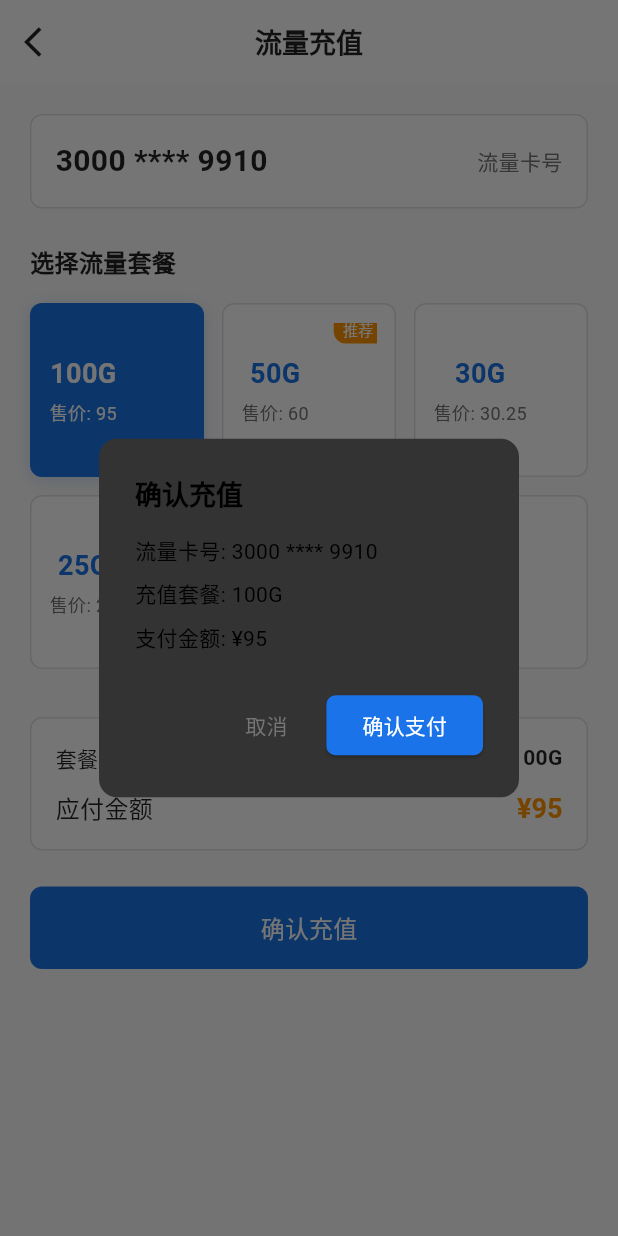
After one commit to Wu-An-Jun/smart_m, a Flutter app: the DataRechargePage screen opened by its route, after a tap on "确认充值", on a phone screen of 412 x 824 dp. The commit adds this screen. Run offline on Flutter 3.47's test engine with Material 3 defaults, Android fonts, the phone set to English and light mode, and no system bars; our stand-ins replace chewie, dio, flutter_markdown, flutter_svg, geocoding, geolocator and 7 more; missing offline and left inert: fl_amap, mobile_scanner; accounts and stored records are empty.

Commit message:
准备进行百度flutter接入，先mark一下

```diff
--- a/lib/routes/app_pages.dart
+++ b/lib/routes/app_pages.dart
@@ -6,6 +6,7 @@ import 'package:test_rec/routes/amap_geofence_test_page.dart';
 import 'package:test_rec/routes/app_routes.dart';
 import 'package:test_rec/routes/assistant_page.dart';
 import 'package:test_rec/routes/automation_creation_page.dart';
+import 'package:test_rec/routes/data_recharge_page.dart';
 import 'package:test_rec/routes/device_list_page.dart';
 import 'package:test_rec/routes/device_management_page.dart';
 import 'package:test_rec/routes/device_management_demo_page.dart';
@@ -47,6 +48,7 @@ abstract class AppPages {
     GetPage(name: AppRoutes.deviceLocationMap, page: () => const DeviceLocationMapPage()),
     GetPage(name: AppRoutes.smartLife, page: () => const SmartLifePage()),
     GetPage(name: AppRoutes.service, page: () => const ServicePage()),
+    GetPage(name: AppRoutes.dataRecharge, page: () => const DataRechargePage()),
     GetPage(name: AppRoutes.notifications, page: () => NotificationPage()),
     GetPage(
       name: AppRoutes.aiAssistantTest,
--- a/lib/routes/app_routes.dart
+++ b/lib/routes/app_routes.dart
@@ -16,6 +16,7 @@ abstract class AppRoutes {
   static const deviceLocationMap = '/device-location-map';
   static const smartLife = '/smart-life';
   static const service = '/service';
+  static const dataRecharge = '/data-recharge';
   static const notifications = '/notifications';
 
   // 智能家居相关路由
--- /dev/null
+++ b/lib/routes/data_recharge_page.dart
@@ -0,0 +1,478 @@
+import 'package:flutter/material.dart';
+import 'package:flutter/services.dart';
+
+class DataRechargePage extends StatefulWidget {
+  const DataRechargePage({super.key});
+
+  @override
+  State<DataRechargePage> createState() => _DataRechargePageState();
+}
+
+class _DataRechargePageState extends State<DataRechargePage> {
+  String selectedPackage = '100G';
+  double selectedPrice = 95.0;
+
+  final List<DataPackage> packages = [
+    DataPackage(data: '100G', price: 95.0, isSelected: true),
+    DataPackage(data: '50G', price: 60.0, isRecommended: true),
+    DataPackage(data: '30G', price: 30.25),
+    DataPackage(data: '25G', price: 25.0),
+    DataPackage(data: '10G', price: 18.0),
+    DataPackage(data: '3G', price: 10.0),
+  ];
+
+  @override
+  Widget build(BuildContext context) {
+    return Scaffold(
+      backgroundColor: Colors.grey[50],
+      appBar: AppBar(
+        backgroundColor: Colors.white,
+        elevation: 0,
+        leading: IconButton(
+          icon: const Icon(Icons.arrow_back_ios, color: Colors.black87),
+          onPressed: () => Navigator.pop(context),
+        ),
+        title: const Text(
+          '流量充值',
+          style: TextStyle(
+            color: Colors.black87,
+            fontSize: 18,
+            fontWeight: FontWeight.w600,
+          ),
+        ),
+        centerTitle: true,
+      ),
+      body: SingleChildScrollView(
+        padding: const EdgeInsets.all(20),
+        child: Column(
+          crossAxisAlignment: CrossAxisAlignment.start,
+          children: [
+            _buildSimCardInfo(),
+            const SizedBox(height: 24),
+            _buildPackageSelection(),
+            const SizedBox(height: 32),
+            _buildPaymentInfo(),
+            const SizedBox(height: 24),
+            _buildConfirmButton(),
+          ],
+        ),
+      ),
+    );
+  }
+
+  Widget _buildSimCardInfo() {
+    return Container(
+      padding: const EdgeInsets.all(16),
+      decoration: BoxDecoration(
+        color: Colors.white,
+        borderRadius: BorderRadius.circular(8),
+        border: Border.all(color: Colors.grey[300]!),
+      ),
+      child: Row(
+        mainAxisAlignment: MainAxisAlignment.spaceBetween,
+        children: [
+          const Text(
+            '3000 **** 9910',
+            style: TextStyle(
+              fontSize: 20,
+              fontWeight: FontWeight.w600,
+              color: Colors.black87,
+            ),
+          ),
+          Text(
+            '流量卡号',
+            style: TextStyle(
+              fontSize: 14,
+              color: Colors.grey[600],
+            ),
+          ),
+        ],
+      ),
+    );
+  }
+
+  Widget _buildPackageSelection() {
+    return Column(
+      crossAxisAlignment: CrossAxisAlignment.start,
+      children: [
+        const Text(
+          '选择流量套餐',
+          style: TextStyle(
+            fontSize: 16,
+            fontWeight: FontWeight.w600,
+            color: Colors.black87,
+          ),
+        ),
+        const SizedBox(height: 16),
+        GridView.builder(
+          shrinkWrap: true,
+          physics: const NeverScrollableScrollPhysics(),
+          gridDelegate: const SliverGridDelegateWithFixedCrossAxisCount(
+            crossAxisCount: 3,
+            childAspectRatio: 1.0,
+            crossAxisSpacing: 12,
+            mainAxisSpacing: 12,
+          ),
+          itemCount: packages.length,
+          itemBuilder: (context, index) {
+            final package = packages[index];
+            final isSelected = package.data == selectedPackage;
+
+            return GestureDetector(
+              onTap: () => _selectPackage(package),
+              child: AnimatedContainer(
+                duration: const Duration(milliseconds: 200),
+                padding: const EdgeInsets.all(12),
+                decoration: BoxDecoration(
+                  color: isSelected ? const Color(0xFF1A73E8) : Colors.white,
+                  borderRadius: BorderRadius.circular(8),
+                  border: Border.all(
+                    color: isSelected ? const Color(0xFF1A73E8) : Colors.grey[300]!,
+                    width: 1,
+                  ),
+                  boxShadow: isSelected ? [
+                    BoxShadow(
+                      color: const Color(0xFF1A73E8).withOpacity(0.2),
+                      blurRadius: 8,
+                      offset: const Offset(0, 2),
+                    ),
+                  ] : null,
+                ),
+                child: Stack(
+                  children: [
+                    Column(
+                      mainAxisAlignment: MainAxisAlignment.center,
+                      children: [
+                        Text(
+                          package.data,
+                          style: TextStyle(
+                            fontSize: 18,
+                            fontWeight: FontWeight.w600,
+                            color: isSelected ? Colors.white : const Color(0xFF1A73E8),
+                          ),
+                        ),
+                        const SizedBox(height: 4),
+                        Text(
+                          '售价: ${package.price.toStringAsFixed(package.price == package.price.round() ? 0 : 2)}',
+                          style: TextStyle(
+                            fontSize: 12,
+                            color: isSelected ? Colors.white : Colors.grey[600],
+                          ),
+                        ),
+                      ],
+                    ),
+                    if (package.isRecommended)
+                      Positioned(
+                        top: -4,
+                        right: -4,
+                        child: Container(
+                          padding: const EdgeInsets.symmetric(horizontal: 6, vertical: 2),
+                          decoration: const BoxDecoration(
+                            color: Color(0xFFFF9500),
+                            borderRadius: BorderRadius.only(
+                              topRight: Radius.circular(8),
+                              bottomLeft: Radius.circular(8),
+                            ),
+                          ),
+                          child: const Text(
+                            '推荐',
+                            style: TextStyle(
+                              fontSize: 10,
+                              color: Colors.white,
+                              fontWeight: FontWeight.w500,
+                            ),
+                          ),
+                        ),
+                      ),
+                  ],
+                ),
+              ),
+            );
+          },
+        ),
+      ],
+    );
+  }
+
+  Widget _buildPaymentInfo() {
+    return Container(
+      padding: const EdgeInsets.all(16),
+      decoration: BoxDecoration(
+        color: Colors.white,
+        borderRadius: BorderRadius.circular(8),
+        border: Border.all(color: Colors.grey[300]!),
+      ),
+      child: Column(
+        children: [
+          Row(
+            mainAxisAlignment: MainAxisAlignment.spaceBetween,
+            children: [
+              const Text(
+                '套餐',
+                style: TextStyle(
+                  fontSize: 14,
+                  color: Colors.black87,
+                ),
+              ),
+              Text(
+                selectedPackage,
+                style: const TextStyle(
+                  fontSize: 14,
+                  fontWeight: FontWeight.w600,
+                  color: Colors.black87,
+                ),
+              ),
+            ],
+          ),
+          const SizedBox(height: 12),
+          Row(
+            mainAxisAlignment: MainAxisAlignment.spaceBetween,
+            children: [
+              const Text(
+                '应付金额',
+                style: TextStyle(
+                  fontSize: 16,
+                  fontWeight: FontWeight.w500,
+                  color: Colors.black87,
+                ),
+              ),
+              RichText(
+                text: TextSpan(
+                  children: [
+                    TextSpan(
+                      text: '¥${selectedPrice.toStringAsFixed(selectedPrice == selectedPrice.round() ? 0 : 2)}',
+                      style: const TextStyle(
+                        fontSize: 18,
+                        fontWeight: FontWeight.w600,
+                        color: Color(0xFFFF9500),
+                      ),
+                    ),
+                  ],
+                ),
+              ),
+            ],
+          ),
+        ],
+      ),
+    );
+  }
+
+  Widget _buildConfirmButton() {
+    return SizedBox(
+      width: double.infinity,
+      child: ElevatedButton(
+        onPressed: _confirmRecharge,
+        style: ElevatedButton.styleFrom(
+          backgroundColor: const Color(0xFF1A73E8),
+          foregroundColor: Colors.white,
+          padding: const EdgeInsets.symmetric(vertical: 16),
+          shape: RoundedRectangleBorder(
+            borderRadius: BorderRadius.circular(8),
+          ),
+          elevation: 0,
+        ),
+        child: const Text(
+          '确认充值',
+          style: TextStyle(
+            fontSize: 16,
+            fontWeight: FontWeight.w500,
+          ),
+        ),
+      ),
+    );
+  }
+
+  void _selectPackage(DataPackage package) {
+    // 添加触觉反馈
+    HapticFeedback.lightImpact();
+
+    setState(() {
+      // 清除所有选中状态
+      for (var pkg in packages) {
+        pkg.isSelected = false;
+      }
+      // 设置新选中的套餐
+      package.isSelected = true;
+      selectedPackage = package.data;
+      selectedPrice = package.price;
+    });
+
+    // 显示选择反馈
+    ScaffoldMessenger.of(context).hideCurrentSnackBar();
+    ScaffoldMessenger.of(context).showSnackBar(
+      SnackBar(
+        content: Text('已选择 ${package.data} 套餐'),
+        duration: const Duration(seconds: 1),
+        behavior: SnackBarBehavior.floating,
+        shape: RoundedRectangleBorder(
+          borderRadius: BorderRadius.circular(8),
+        ),
+      ),
+    );
+  }
+
+  void _confirmRecharge() {
+    // 添加触觉反馈
+    HapticFeedback.mediumImpact();
+
+    showDialog(
+      context: context,
+      builder: (BuildContext context) {
+        return AlertDialog(
+          shape: RoundedRectangleBorder(
+            borderRadius: BorderRadius.circular(12),
+          ),
+          title: const Text(
+            '确认充值',
+            style: TextStyle(
+              fontSize: 18,
+              fontWeight: FontWeight.w600,
+            ),
+          ),
+          content: Column(
+            mainAxisSize: MainAxisSize.min,
+            crossAxisAlignment: CrossAxisAlignment.start,
+            children: [
+              Text('流量卡号: 3000 **** 9910'),
+              const SizedBox(height: 8),
+              Text('充值套餐: $selectedPackage'),
+              const SizedBox(height: 8),
+              Text('支付金额: ¥${selectedPrice.toStringAsFixed(selectedPrice == selectedPrice.round() ? 0 : 2)}'),
+            ],
+          ),
+          actions: [
+            TextButton(
+              onPressed: () => Navigator.pop(context),
+              child: Text(
+                '取消',
+                style: TextStyle(color: Colors.grey[600]),
+              ),
+            ),
+            ElevatedButton(
+              onPressed: () {
+                Navigator.pop(context);
+                _processPayment();
+              },
+              style: ElevatedButton.styleFrom(
+                backgroundColor: const Color(0xFF1A73E8),
+                foregroundColor: Colors.white,
+                shape: RoundedRectangleBorder(
+                  borderRadius: BorderRadius.circular(6),
+                ),
+              ),
+              child: const Text('确认支付'),
+            ),
+          ],
+        );
+      },
+    );
+  }
+
+  void _processPayment() {
+    // 显示加载对话框
+    showDialog(
+      context: context,
+      barrierDismissible: false,
+      builder: (BuildContext context) {
+        return const Center(
+          child: Card(
+            child: Padding(
+              padding: EdgeInsets.all(20),
+              child: Column(
+                mainAxisSize: MainAxisSize.min,
+                children: [
+                  CircularProgressIndicator(),
+                  SizedBox(height: 16),
+                  Text('正在处理支付...'),
+                ],
+              ),
+            ),
+          ),
+        );
+      },
+    );
+
+    // 模拟支付处理
+    Future.delayed(const Duration(seconds: 2), () {
+      Navigator.pop(context); // 关闭加载对话框
+
+      // 显示成功对话框
+      showDialog(
+        context: context,
+        builder: (BuildContext context) {
+          return AlertDialog(
+            shape: RoundedRectangleBorder(
+              borderRadius: BorderRadius.circular(12),
+            ),
+            title: Row(
+              children: [
+                Icon(
+                  Icons.check_circle,
+                  color: Colors.green[600],
+                  size: 28,
+                ),
+                const SizedBox(width: 8),
+                const Text(
+                  '充值成功',
+                  style: TextStyle(
+                    fontSize: 18,
+                    fontWeight: FontWeight.w600,
+                  ),
+                ),
+              ],
+            ),
+            content: Column(
+              mainAxisSize: MainAxisSize.min,
+              crossAxisAlignment: CrossAxisAlignment.start,
+              children: [
+                Text('恭喜您！流量充值已成功完成。'),
+                const SizedBox(height: 8),
+                Text('充值套餐: $selectedPackage'),
+                const SizedBox(height: 4),
+                Text('支付金额: ¥${selectedPrice.toStringAsFixed(selectedPrice == selectedPrice.round() ? 0 : 2)}'),
+                const SizedBox(height: 8),
+                Text(
+                  '流量将在5分钟内到账，请耐心等待。',
+                  style: TextStyle(
+                    color: Colors.grey[600],
+                    fontSize: 12,
+                  ),
+                ),
+              ],
+            ),
+            actions: [
+              ElevatedButton(
+                onPressed: () {
+                  Navigator.pop(context); // 关闭成功对话框
+                  Navigator.pop(context); // 返回上一页
+                },
+                style: ElevatedButton.styleFrom(
+                  backgroundColor: const Color(0xFF1A73E8),
+                  foregroundColor: Colors.white,
+                  shape: RoundedRectangleBorder(
+                    borderRadius: BorderRadius.circular(6),
+                  ),
+                ),
+                child: const Text('完成'),
+              ),
+            ],
+          );
+        },
+      );
+    });
+  }
+}
+
+class DataPackage {
+  final String data;
+  final double price;
+  final bool isRecommended;
+  bool isSelected;
+
+  DataPackage({
+    required this.data,
+    required this.price,
+    this.isRecommended = false,
+    this.isSelected = false,
+  });
+}
--- a/lib/routes/home_page.dart
+++ b/lib/routes/home_page.dart
@@ -7,9 +7,10 @@ import 'package:flutter_markdown/flutter_markdown.dart';
 import 'package:flutter_svg/flutter_svg.dart';
 import 'package:get/get.dart';
 
+import '../common/Global.dart';
+import '../common/chat_history_service.dart';
 import '../common/dify_ai_service.dart';
 import '../common/page_navigator.dart';
-import '../common/chat_history_service.dart';
 import '../widgets/geofence_map_card.dart';
 import 'app_routes.dart';
 import 'geofence_demo_page.dart';
@@ -223,7 +224,10 @@ class _HomePageState extends State<HomePage> with TickerProviderStateMixin {
               child: IconButton(
                 icon: const Icon(Icons.add, color: Color(0xFF0F172A), size: 20),
                 onPressed: () {
-                  Get.toNamed('/device-management', arguments: {'showAddDevice': true});
+                  Get.toNamed(
+                    '/device-management',
+                    arguments: {'showAddDevice': true},
+                  );
                 },
               ),
             ),
@@ -438,7 +442,11 @@ class _HomePageState extends State<HomePage> with TickerProviderStateMixin {
               child: _buildServiceOption(
                 icon: Icons.add_circle_outline,
                 label: '添加设备',
-                onTap: () => Get.toNamed('/device-management', arguments: {'showAddDevice': true}),
+                onTap:
+                    () => Get.toNamed(
+                      '/device-management',
+                      arguments: {'showAddDevice': true},
+                    ),
               ),
             ),
           ],
@@ -903,6 +911,9 @@ class _HomePageState extends State<HomePage> with TickerProviderStateMixin {
   /// 构建浮动输入栏
   Widget _buildFloatingInputBar() {
     return Container(
+      // 提供背景色Global.currentTheme.backgroundColor
+      //修复语法错误
+      decoration: BoxDecoration(color: Global.currentTheme.backgroundColor),
       // 高度和内边距严格参考设计稿
       height: 64,
       padding: const EdgeInsets.symmetric(horizontal: 16, vertical: 12),
@@ -1129,7 +1140,11 @@ class _HomePageState extends State<HomePage> with TickerProviderStateMixin {
   }
 
   /// 保存聊天消息到历史记录
-  Future<void> _saveChatMessage(String text, bool isUser, {String? navigationJson}) async {
+  Future<void> _saveChatMessage(
+    String text,
+    bool isUser, {
+    String? navigationJson,
+  }) async {
     try {
       final sessionId = await _getCurrentSessionId();
       final messageId = DateTime.now().millisecondsSinceEpoch.toString();
@@ -1146,7 +1161,8 @@ class _HomePageState extends State<HomePage> with TickerProviderStateMixin {
 
       // 如果是会话的第一条用户消息，使用它来更新会话标题
       if (isUser && _messages.length <= 2) {
-        final shortTitle = text.length > 20 ? '${text.substring(0, 20)}...' : text;
+        final shortTitle =
+            text.length > 20 ? '${text.substring(0, 20)}...' : text;
         await _chatHistoryService.updateSessionTitle(sessionId, shortTitle);
       }
     } catch (e) {
@@ -1240,7 +1256,11 @@ class _HomePageState extends State<HomePage> with TickerProviderStateMixin {
                     'reason': aiMessage.navigationInfo!.reason,
                   });
                 }
-                _saveChatMessage(aiMessage.text, false, navigationJson: navigationJson);
+                _saveChatMessage(
+                  aiMessage.text,
+                  false,
+                  navigationJson: navigationJson,
+                );
               }
 
               if (_autoScrollEnabled) {
--- a/lib/routes/profile_page.dart
+++ b/lib/routes/profile_page.dart
@@ -7,6 +7,7 @@ import 'package:image_picker/image_picker.dart';
 
 import '../common/Global.dart';
 import '../controllers/user_controller.dart';
+import 'app_routes.dart';
 
 class ProfilePage extends StatefulWidget {
   const ProfilePage({super.key});
@@ -183,7 +184,8 @@ class _ProfilePageState extends State<ProfilePage> {
       shape: const RoundedRectangleBorder(
         borderRadius: BorderRadius.vertical(top: Radius.circular(16)),
       ),
-      builder: (context) => SafeArea(
+      builder:
+          (context) => SafeArea(
             child: Column(
               mainAxisSize: MainAxisSize.min,
               children: [
@@ -191,15 +193,15 @@ class _ProfilePageState extends State<ProfilePage> {
                   padding: EdgeInsets.symmetric(vertical: 16),
                   child: Text(
                     '选择头像',
-                style: TextStyle(
-                  fontSize: 16,
-                  fontWeight: FontWeight.w500,
-                ),
+                    style: TextStyle(fontSize: 16, fontWeight: FontWeight.w500),
                   ),
                 ),
                 const Divider(height: 1),
                 ListTile(
-              leading: const Icon(Icons.photo_camera, color: Color(0xFF3B82F6)),
+                  leading: const Icon(
+                    Icons.photo_camera,
+                    color: Color(0xFF3B82F6),
+                  ),
                   title: const Text('拍照'),
                   onTap: () {
                     Navigator.pop(context);
@@ -208,7 +210,10 @@ class _ProfilePageState extends State<ProfilePage> {
                 ),
                 const Divider(height: 1),
                 ListTile(
-              leading: const Icon(Icons.photo_library, color: Color(0xFF3B82F6)),
+                  leading: const Icon(
+                    Icons.photo_library,
+                    color: Color(0xFF3B82F6),
+                  ),
                   title: const Text('从相册选择'),
                   onTap: () {
                     Navigator.pop(context);
@@ -313,7 +318,9 @@ class _ProfilePageState extends State<ProfilePage> {
                 // 流量充值服务
                 Row(
                   children: [
-                    Container(
+                    GestureDetector(
+                      onTap: _navigateToDataRecharge,
+                      child: Container(
                         width: 81,
                         height: 73,
                         padding: const EdgeInsets.fromLTRB(18, 10, 15, 8),
@@ -340,6 +347,7 @@ class _ProfilePageState extends State<ProfilePage> {
                               ),
                             ),
                           ],
+                        ),
                       ),
                     ),
                   ],
@@ -437,6 +445,8 @@ class _ProfilePageState extends State<ProfilePage> {
                     ),
                   ),
                 ),
+                // 生成间距
+                SizedBox(height: 10),
                 // 帮助中心
                 GestureDetector(
                   onTap: _showHelpCenter,
@@ -533,6 +543,11 @@ class _ProfilePageState extends State<ProfilePage> {
   // 显示个人账号页面
   void _showPersonalAccountPage() {
     Get.to(() => PersonalAccountPage(userInfo: _userInfo));
+  }
+
+  // 跳转到流量充值页面
+  void _navigateToDataRecharge() {
+    Get.toNamed(AppRoutes.dataRecharge);
   }
 
   void _showHelpCenter() {
@@ -771,7 +786,10 @@ class _PersonalAccountPageState extends State<PersonalAccountPage> {
                           height: 70,
                           decoration: BoxDecoration(
                             shape: BoxShape.circle,
-                            border: Border.all(color: Colors.grey.withOpacity(0.2), width: 1),
+                            border: Border.all(
+                              color: Colors.grey.withOpacity(0.2),
+                              width: 1,
+                            ),
                           ),
                           clipBehavior: Clip.antiAlias,
                           child: _buildAvatarInAccountPage(),
@@ -998,12 +1016,7 @@ class _PersonalAccountPageState extends State<PersonalAccountPage> {
   Widget _buildAvatarInAccountPage() {
     final avatarPath = Global.userInfo['avatar'] ?? '';
     return avatarPath.isNotEmpty && File(avatarPath).existsSync()
-        ? Image.file(
-            File(avatarPath),
-            width: 60,
-            height: 60,
-            fit: BoxFit.cover,
-          )
+        ? Image.file(File(avatarPath), width: 60, height: 60, fit: BoxFit.cover)
         : Image.asset(
           'imgs/user_avatar.jpeg',
           fit: BoxFit.cover,
@@ -1047,7 +1060,8 @@ class _PersonalAccountPageState extends State<PersonalAccountPage> {
       shape: const RoundedRectangleBorder(
         borderRadius: BorderRadius.vertical(top: Radius.circular(16)),
       ),
-      builder: (context) => SafeArea(
+      builder:
+          (context) => SafeArea(
             child: Column(
               mainAxisSize: MainAxisSize.min,
               children: [
@@ -1055,15 +1069,15 @@ class _PersonalAccountPageState extends State<PersonalAccountPage> {
                   padding: EdgeInsets.symmetric(vertical: 16),
                   child: Text(
                     '选择头像',
-                style: TextStyle(
-                  fontSize: 16,
-                  fontWeight: FontWeight.w500,
-                ),
+                    style: TextStyle(fontSize: 16, fontWeight: FontWeight.w500),
                   ),
                 ),
                 const Divider(height: 1),
                 ListTile(
-              leading: const Icon(Icons.photo_camera, color: Color(0xFF3B82F6)),
+                  leading: const Icon(
+                    Icons.photo_camera,
+                    color: Color(0xFF3B82F6),
+                  ),
                   title: const Text('拍照'),
                   onTap: () {
                     Navigator.pop(context);
@@ -1072,7 +1086,10 @@ class _PersonalAccountPageState extends State<PersonalAccountPage> {
                 ),
                 const Divider(height: 1),
                 ListTile(
-              leading: const Icon(Icons.photo_library, color: Color(0xFF3B82F6)),
+                  leading: const Icon(
+                    Icons.photo_library,
+                    color: Color(0xFF3B82F6),
+                  ),
                   title: const Text('从相册选择'),
                   onTap: () {
                     Navigator.pop(context);
```
Lines whose indentation alone changed are shown as unchanged.
